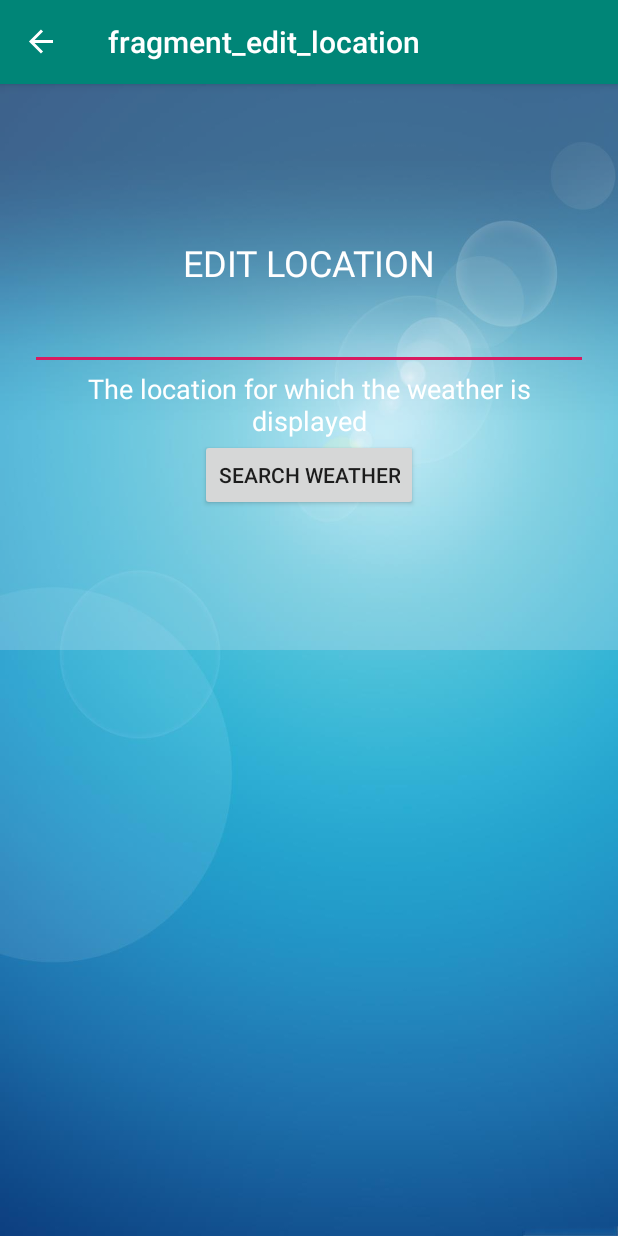
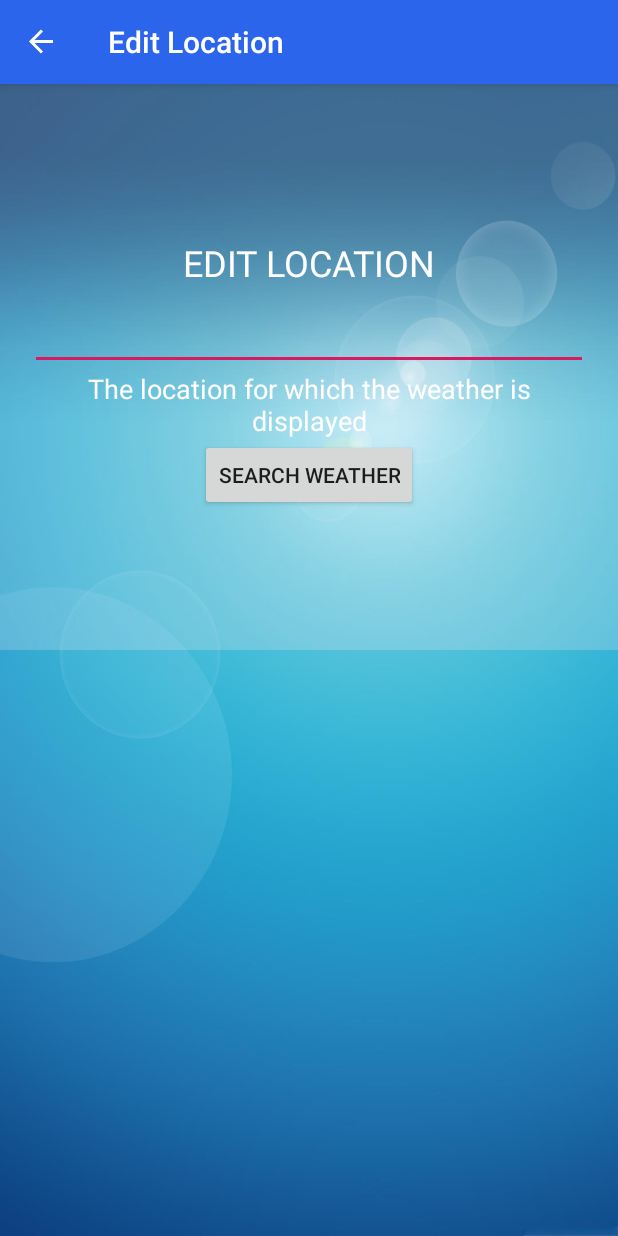
Before and after one commit to geethupadachery/MyWeatherApp, an Android app: the screen it shows after launch (MainActivity), in the options menu, after a tap on "Edit Location", on a phone screen of 412 x 824 dp. Run offline under Robolectric (Android 15) with nearby library versions, the phone set to English and light mode, and no system bars; our stand-ins replace data binding, navigation-ui; pictures from the network do not load; 3 statements that could not run were skipped.

Commit message:
Changed the fragment header and added the styles for the app action bar

```diff
--- a/app/src/main/java/sjsu/cmpe277/myandroidmulti/MainActivity.kt
+++ b/app/src/main/java/sjsu/cmpe277/myandroidmulti/MainActivity.kt
@@ -7,6 +7,7 @@ import android.util.Log
 import androidx.databinding.DataBindingUtil
 import androidx.drawerlayout.widget.DrawerLayout
 import androidx.navigation.NavController
+import androidx.navigation.NavDestination
 import androidx.navigation.Navigation
 import androidx.navigation.ui.NavigationUI
 import androidx.navigation.findNavController //imported from androidx.navigation:navigation-ui-ktx
@@ -25,6 +26,7 @@ class MainActivity : AppCompatActivity() {
         super.onCreate(savedInstanceState)
         //setContentView(R.layout.activity_main)
 
+
 //        binding = DataBindingUtil.setContentView(this, R.layout.activity_main)
 //        navController = Navigation.findNavController(this, R.id.myNavHostFragment)
 //        NavigationUI.setupActionBarWithNavController(this,navController)
@@ -36,7 +38,6 @@ class MainActivity : AppCompatActivity() {
 
         navController = Navigation.findNavController(this, R.id.myNavHostFragment)
         NavigationUI.setupActionBarWithNavController(this,navController,drawerLayout)
-
 
         NavigationUI.setupWithNavController(binding.navView, navController)
 
--- a/app/src/main/java/sjsu/cmpe277/myandroidmulti/Network/WeatherFragment.kt
+++ b/app/src/main/java/sjsu/cmpe277/myandroidmulti/Network/WeatherFragment.kt
@@ -89,6 +89,8 @@ class WeatherFragment : Fragment() {
 
         super.onActivityCreated(savedInstanceState)
         viewModel = ViewModelProviders.of(this).get(WeatherViewModel::class.java)
+
+
         var citypassed = WeatherFragmentArgs.fromBundle(arguments!!).cityname
         Log.i(citypassed,"City name passed!")
         viewModel.city.value = citypassed
--- a/app/src/main/res/navigation/navigation.xml
+++ b/app/src/main/res/navigation/navigation.xml
@@ -58,12 +58,12 @@
     <fragment
         android:id="@+id/about"
         android:name="sjsu.cmpe277.myandroidmulti.AboutFragment"
-        android:label="fragment_about"
+        android:label="About"
         tools:layout="@layout/fragment_about" />
     <fragment
         android:id="@+id/todaysWeather"
         android:name="sjsu.cmpe277.myandroidmulti.Network.WeatherFragment"
-        android:label="weather_fragment"
+        android:label="MyWeatherApp"
         tools:layout="@layout/weather_fragment" >
         <argument
             android:name="cityname"
@@ -79,7 +79,7 @@
     <fragment
         android:id="@+id/weeklyForecastFragment"
         android:name="sjsu.cmpe277.myandroidmulti.Network.WeeklyForecastFragment"
-        android:label="weekly_forecast_fragment"
+        android:label="Weekly Forecast"
         tools:layout="@layout/weekly_forecast_fragment" >
         <argument
             android:name="LAT"
@@ -99,7 +99,7 @@
     <fragment
         android:id="@+id/settingsFragment"
         android:name="sjsu.cmpe277.myandroidmulti.SettingsFragment"
-        android:label="settings_fragment"
+        android:label="Settings"
         tools:layout="@layout/settings_fragment" >
         <action
             android:id="@+id/action_settingsFragment_to_edit"
@@ -108,7 +108,7 @@
     <fragment
         android:id="@+id/edit"
         android:name="sjsu.cmpe277.myandroidmulti.EditLocationFragment"
-        android:label="fragment_edit_location"
+        android:label="Edit Location"
         tools:layout="@layout/fragment_edit_location" >
         <action
             android:id="@+id/action_edit_to_todaysWeather"
@@ -117,7 +117,7 @@
     <fragment
         android:id="@+id/map"
         android:name="sjsu.cmpe277.myandroidmulti.MapFragment"
-        android:label="fragment_map"
+        android:label="Landmark"
         tools:layout="@layout/fragment_map" >
         <argument
             android:name="LAT"
--- a/app/src/main/res/values/styles.xml
+++ b/app/src/main/res/values/styles.xml
@@ -3,8 +3,8 @@
     <!-- Base application theme. -->
     <style name="AppTheme" parent="Theme.AppCompat.Light.DarkActionBar">
         <!-- Customize your theme here. -->
-        <item name="colorPrimary">@color/colorPrimary</item>
-        <item name="colorPrimaryDark">@color/colorPrimaryDark</item>
+        <item name="colorPrimary">#2B65EC</item>
+        <item name="colorPrimaryDark">#0000A0</item>
         <item name="colorAccent">@color/colorAccent</item>
     </style>
 
```
